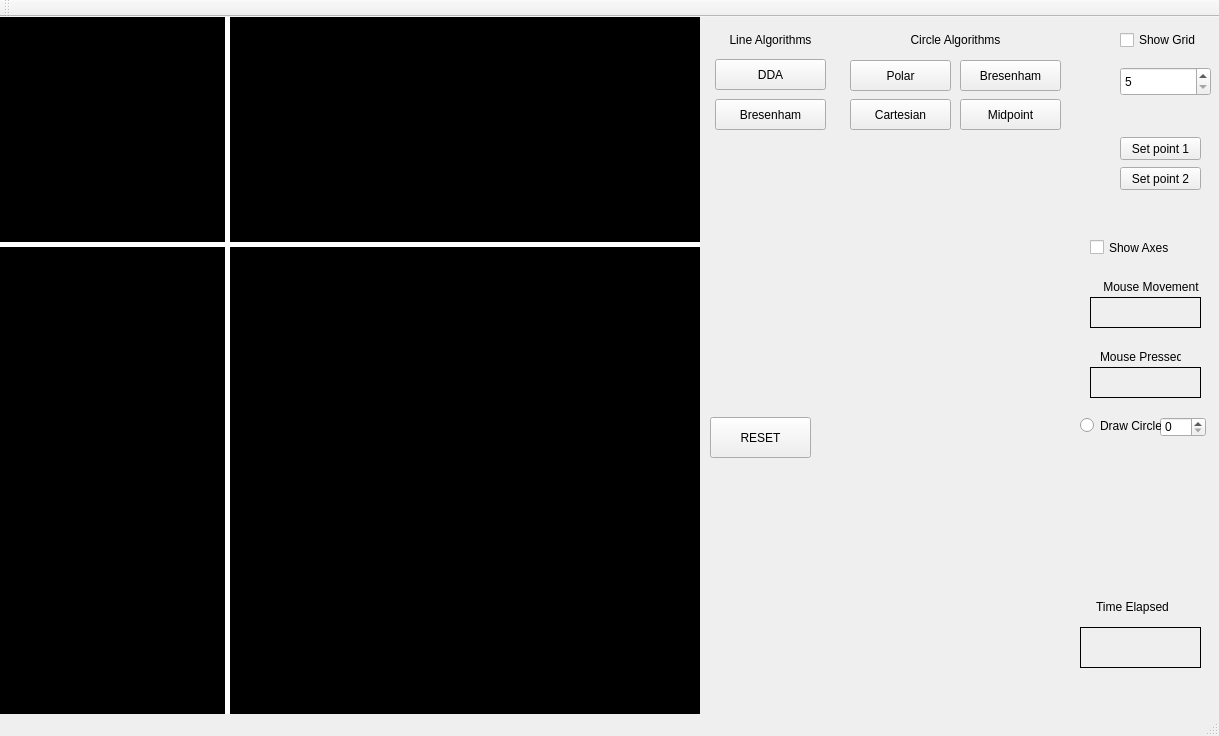
kanko-ghosh/qt-project, file mainwindow.ui: the form before one commit.
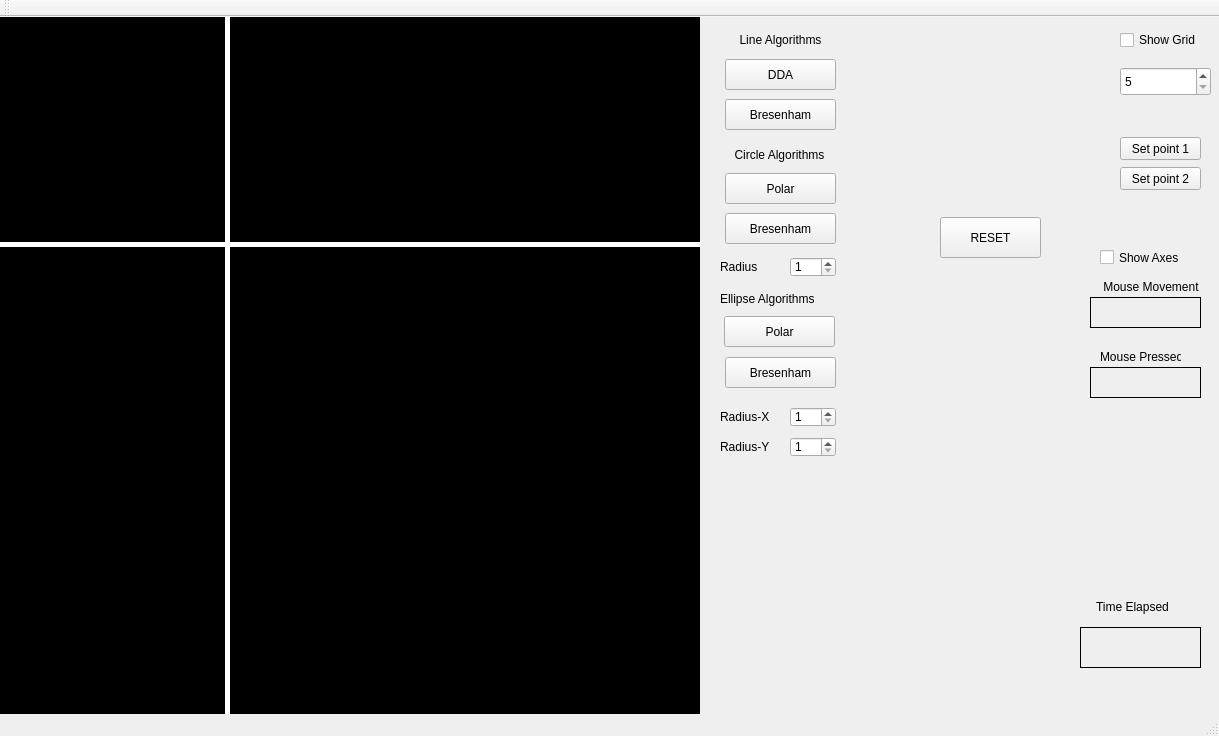
The form after the commit. Custom widgets are drawn as their Qt base class.

Diff of the .ui file:
```diff
--- a/mainwindow.ui
+++ b/mainwindow.ui
@@ -148,8 +148,8 @@
    <widget class="QCheckBox" name="show_axes">
     <property name="geometry">
      <rect>
-      <x>1090</x>
-      <y>220</y>
+      <x>1100</x>
+      <y>230</y>
       <width>91</width>
       <height>21</height>
      </rect>
@@ -161,24 +161,14 @@
    <widget class="QSpinBox" name="circle_radius">
     <property name="geometry">
      <rect>
-      <x>1160</x>
-      <y>400</y>
+      <x>790</x>
+      <y>240</y>
       <width>46</width>
       <height>20</height>
      </rect>
     </property>
-   </widget>
-   <widget class="QRadioButton" name="draw_circle">
-    <property name="geometry">
-     <rect>
-      <x>1080</x>
-      <y>400</y>
-      <width>81</width>
-      <height>17</height>
-     </rect>
-    </property>
-    <property name="text">
-     <string>Draw Circle</string>
+    <property name="minimum">
+     <number>1</number>
     </property>
    </widget>
    <widget class="QPushButton" name="set_point1">
@@ -210,8 +200,8 @@
    <widget class="QPushButton" name="pushButton">
     <property name="geometry">
      <rect>
-      <x>710</x>
-      <y>400</y>
+      <x>940</x>
+      <y>200</y>
       <width>101</width>
       <height>41</height>
      </rect>
@@ -252,7 +242,7 @@
    <widget class="QPushButton" name="bresenham_line">
     <property name="geometry">
      <rect>
-      <x>715</x>
+      <x>725</x>
       <y>82</y>
       <width>111</width>
       <height>31</height>
@@ -265,7 +255,7 @@
    <widget class="QPushButton" name="dda">
     <property name="geometry">
      <rect>
-      <x>715</x>
+      <x>725</x>
       <y>42</y>
       <width>111</width>
       <height>31</height>
@@ -310,7 +300,7 @@
    <widget class="QLabel" name="line_label">
     <property name="geometry">
      <rect>
-      <x>710</x>
+      <x>720</x>
       <y>13</y>
       <width>121</width>
       <height>20</height>
@@ -326,8 +316,8 @@
    <widget class="QLabel" name="circle_label">
     <property name="geometry">
      <rect>
-      <x>890</x>
-      <y>13</y>
+      <x>714</x>
+      <y>128</y>
       <width>131</width>
       <height>20</height>
      </rect>
@@ -342,9 +332,9 @@
    <widget class="QPushButton" name="polar_circle">
     <property name="geometry">
      <rect>
-      <x>850</x>
-      <y>43</y>
-      <width>101</width>
+      <x>725</x>
+      <y>156</y>
+      <width>111</width>
       <height>31</height>
      </rect>
     </property>
@@ -355,9 +345,9 @@
    <widget class="QPushButton" name="bresenham_cicle">
     <property name="geometry">
      <rect>
-      <x>960</x>
-      <y>43</y>
-      <width>101</width>
+      <x>725</x>
+      <y>196</y>
+      <width>111</width>
       <height>31</height>
      </rect>
     </property>
@@ -365,30 +355,108 @@
      <string>Bresenham</string>
     </property>
    </widget>
-   <widget class="QPushButton" name="cartesian_circle">
+   <widget class="QLabel" name="radius">
     <property name="geometry">
      <rect>
-      <x>850</x>
-      <y>82</y>
-      <width>101</width>
+      <x>720</x>
+      <y>240</y>
+      <width>51</width>
+      <height>20</height>
+     </rect>
+    </property>
+    <property name="text">
+     <string>Radius</string>
+    </property>
+   </widget>
+   <widget class="QLabel" name="ellipse_label">
+    <property name="geometry">
+     <rect>
+      <x>720</x>
+      <y>272</y>
+      <width>121</width>
+      <height>20</height>
+     </rect>
+    </property>
+    <property name="text">
+     <string>Ellipse Algorithms</string>
+    </property>
+   </widget>
+   <widget class="QPushButton" name="polar_ellipse">
+    <property name="geometry">
+     <rect>
+      <x>724</x>
+      <y>299</y>
+      <width>111</width>
       <height>31</height>
      </rect>
     </property>
     <property name="text">
-     <string>Cartesian</string>
+     <string>Polar</string>
     </property>
    </widget>
    <widget class="QPushButton" name="midpoint_circle">
     <property name="geometry">
      <rect>
-      <x>960</x>
-      <y>82</y>
-      <width>101</width>
+      <x>725</x>
+      <y>340</y>
+      <width>111</width>
       <height>31</height>
      </rect>
     </property>
     <property name="text">
-     <string>Midpoint</string>
+     <string>Bresenham</string>
+    </property>
+   </widget>
+   <widget class="QLabel" name="radius_2">
+    <property name="geometry">
+     <rect>
+      <x>720</x>
+      <y>390</y>
+      <width>61</width>
+      <height>20</height>
+     </rect>
+    </property>
+    <property name="text">
+     <string>Radius-X</string>
+    </property>
+   </widget>
+   <widget class="QSpinBox" name="radius_x">
+    <property name="geometry">
+     <rect>
+      <x>790</x>
+      <y>390</y>
+      <width>46</width>
+      <height>20</height>
+     </rect>
+    </property>
+    <property name="minimum">
+     <number>1</number>
+    </property>
+   </widget>
+   <widget class="QSpinBox" name="radius_y">
+    <property name="geometry">
+     <rect>
+      <x>790</x>
+      <y>420</y>
+      <width>46</width>
+      <height>20</height>
+     </rect>
+    </property>
+    <property name="minimum">
+     <number>1</number>
+    </property>
+   </widget>
+   <widget class="QLabel" name="radius_3">
+    <property name="geometry">
+     <rect>
+      <x>720</x>
+      <y>420</y>
+      <width>61</width>
+      <height>20</height>
+     </rect>
+    </property>
+    <property name="text">
+     <string>Radius-Y</string>
     </property>
    </widget>
   </widget>
```
Left out of the diff: 2 changed lines with no effect on the pictures.
